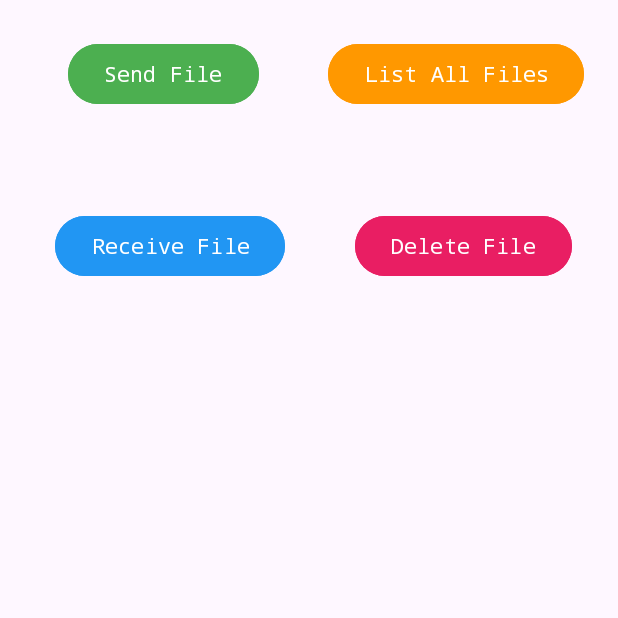
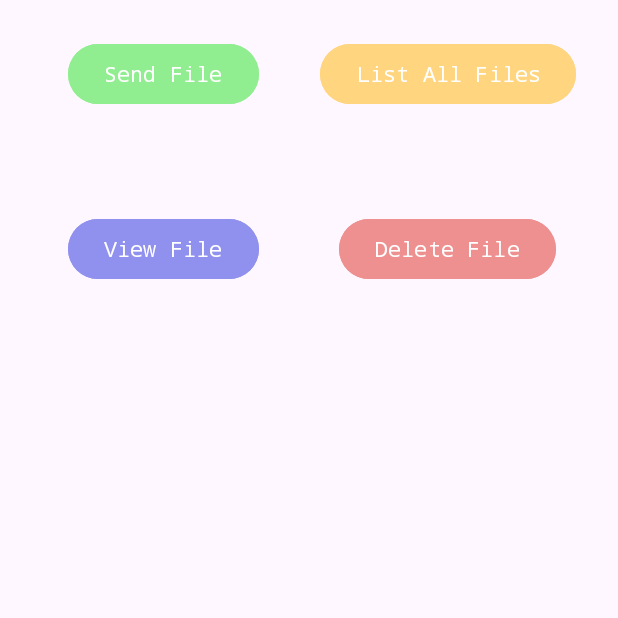
Before and after one commit to codeinja/BluetoothFileTransferApp, an Android app: the SendReceive screen opened directly, with no data from a screen before it, on a phone screen of 412 x 824 dp, the top half of it. Run offline under Robolectric (Android 15) with nearby library versions, the phone set to English and light mode, and no system bars.

```diff
--- a/project/app/src/main/res/layout/activity_send_receive.xml
+++ b/project/app/src/main/res/layout/activity_send_receive.xml
@@ -10,7 +10,7 @@
         android:id="@+id/sendbutton"
         android:layout_width="wrap_content"
         android:layout_height="wrap_content"
-        android:backgroundTint="#4CAF50"
+        android:backgroundTint="#90EE90"
         android:fontFamily="monospace"
         android:text="Send File"
         app:layout_constraintBottom_toTopOf="@+id/filesScrollView"
@@ -24,15 +24,15 @@
         android:id="@+id/receivebutton"
         android:layout_width="wrap_content"
         android:layout_height="wrap_content"
-        android:backgroundTint="#2196F3"
+        android:backgroundTint="#9090EE"
         android:fontFamily="monospace"
-        android:text="Receive File"
+        android:text="View File"
         app:layout_constraintBottom_toTopOf="@+id/filesScrollView"
         app:layout_constraintEnd_toEndOf="parent"
-        app:layout_constraintHorizontal_bias="0.141"
+        app:layout_constraintHorizontal_bias="0.16"
         app:layout_constraintStart_toStartOf="parent"
         app:layout_constraintTop_toBottomOf="@+id/sendbutton"
-        app:layout_constraintVertical_bias="0.524" />
+        app:layout_constraintVertical_bias="0.541" />
 
     <ScrollView
         android:id="@+id/filesScrollView"
@@ -63,29 +63,29 @@
         android:id="@+id/listFiles"
         android:layout_width="wrap_content"
         android:layout_height="wrap_content"
-        android:backgroundTint="#FF9800"
+        android:backgroundTint="#FFD580"
         android:fontFamily="monospace"
         android:text="List All Files"
         app:layout_constraintBottom_toTopOf="@+id/filesScrollView"
         app:layout_constraintEnd_toEndOf="parent"
-        app:layout_constraintHorizontal_bias="0.67"
+        app:layout_constraintHorizontal_bias="0.589"
         app:layout_constraintStart_toEndOf="@+id/sendbutton"
         app:layout_constraintTop_toTopOf="parent"
-        app:layout_constraintVertical_bias="0.128" />
+        app:layout_constraintVertical_bias="0.127" />
 
     <Button
         android:id="@+id/DeleteFile"
         android:layout_width="wrap_content"
         android:layout_height="wrap_content"
-        android:backgroundTint="#E91E63"
+        android:backgroundTint="#EE9090"
         android:fontFamily="monospace"
         android:text="Delete File"
         app:layout_constraintBottom_toTopOf="@+id/filesScrollView"
         app:layout_constraintEnd_toEndOf="parent"
-        app:layout_constraintHorizontal_bias="0.603"
+        app:layout_constraintHorizontal_bias="0.565"
         app:layout_constraintStart_toEndOf="@+id/receivebutton"
         app:layout_constraintTop_toBottomOf="@+id/listFiles"
-        app:layout_constraintVertical_bias="0.524" />
+        app:layout_constraintVertical_bias="0.541" />
 
 
 </androidx.constraintlayout.widget.ConstraintLayout>
```
Also changed, not shown: project/app/src/main/java/com/example/project/SendReceive.java (+34 -2 lines).
